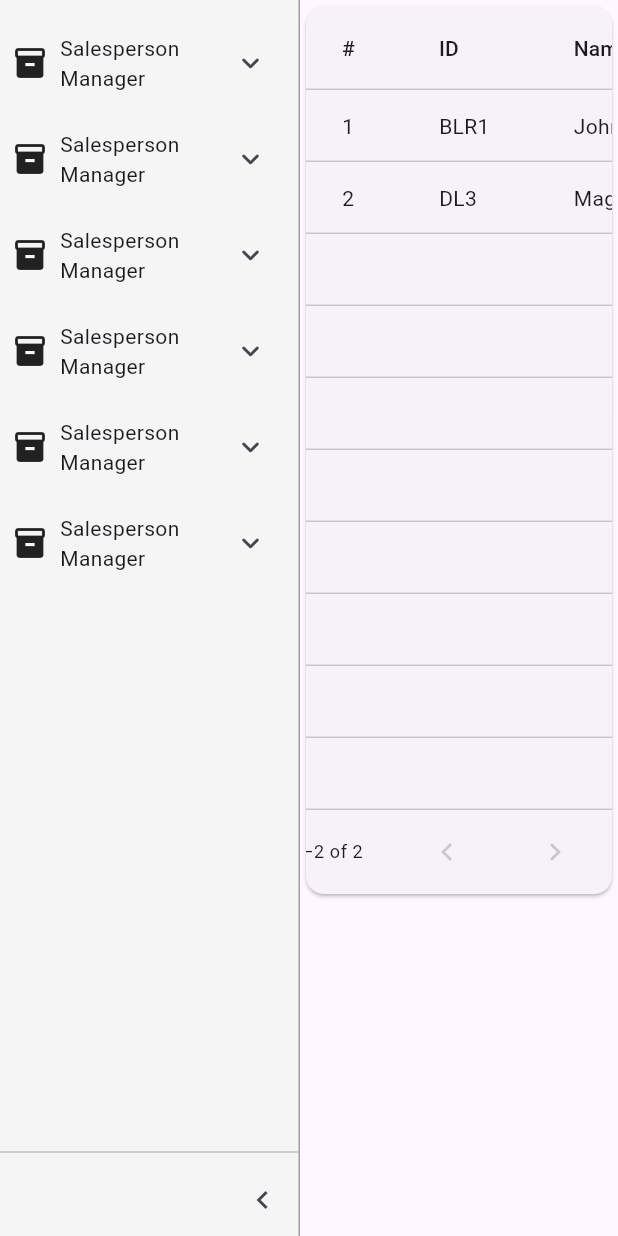
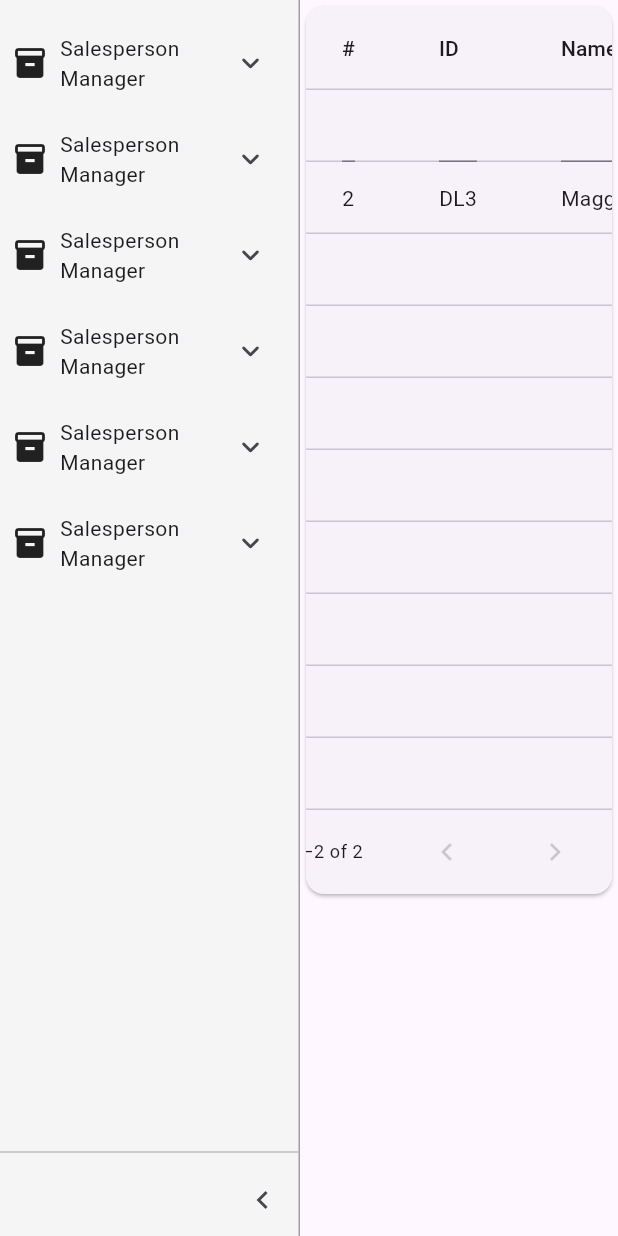
Before and after one commit to anorakk8/sales_admin, a Flutter app: the screen it shows after launch, on a phone screen of 412 x 824 dp. Run offline on Flutter 3.47's test engine with Material 2 defaults, Android fonts, the phone set to English and light mode, and no system bars; our stand-ins replace get.

Commit message:
custom data table: column search field

```diff
--- a/lib/app/widgets/data_table/custom_data_table.dart
+++ b/lib/app/widgets/data_table/custom_data_table.dart
@@ -68,10 +68,23 @@ class CustomDataTableSource extends DataTableSource {
   }
 
   getDataCells(List<String> data, int index) {
-    List<DataCell> dataCells = [DataCell(Text('${index + 1}'))];
+    List<DataCell> dataCells = [];
 
-    for (int i = 0; i < data.length; i++) {
-      dataCells.add(DataCell(Text(data[i])));
+    switch (index) {
+      case 0:
+        for (int i = 0; i <= data.length; i++) {
+          dataCells.add(DataCell(TextField()));
+        }
+        break;
+
+      default:
+        dataCells = [DataCell(Text('${index + 1}'))];
+
+        for (int i = 0; i < data.length; i++) {
+          dataCells.add(DataCell(Text(data[i])));
+        }
+
+        break;
     }
 
     return dataCells;
```
